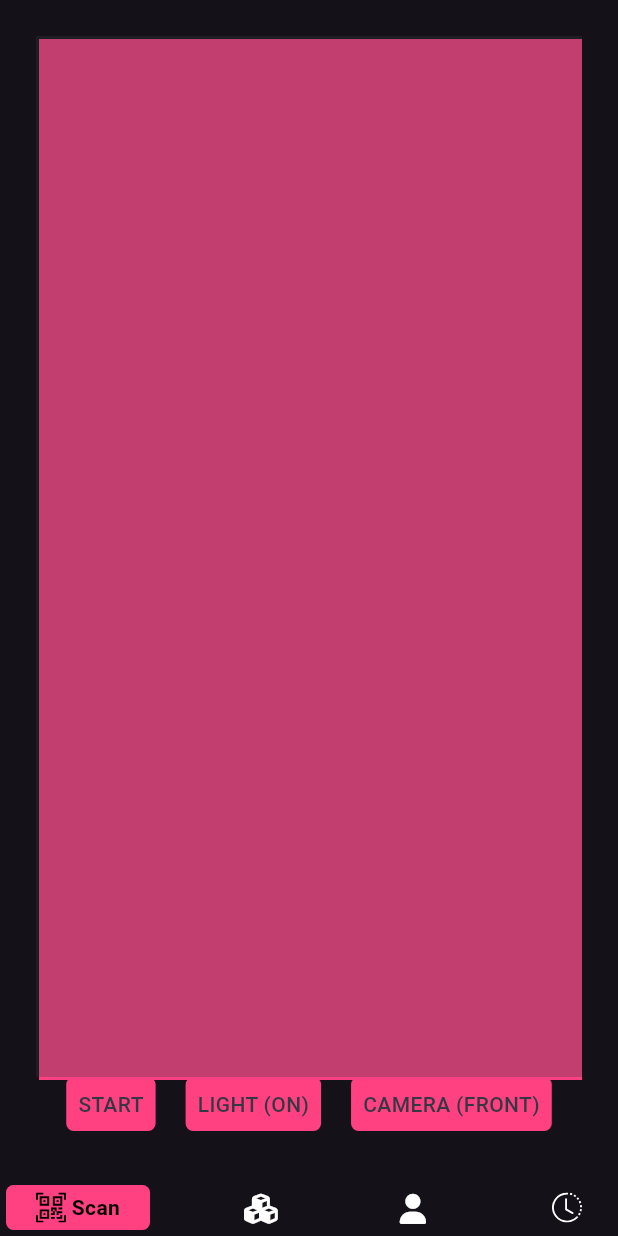
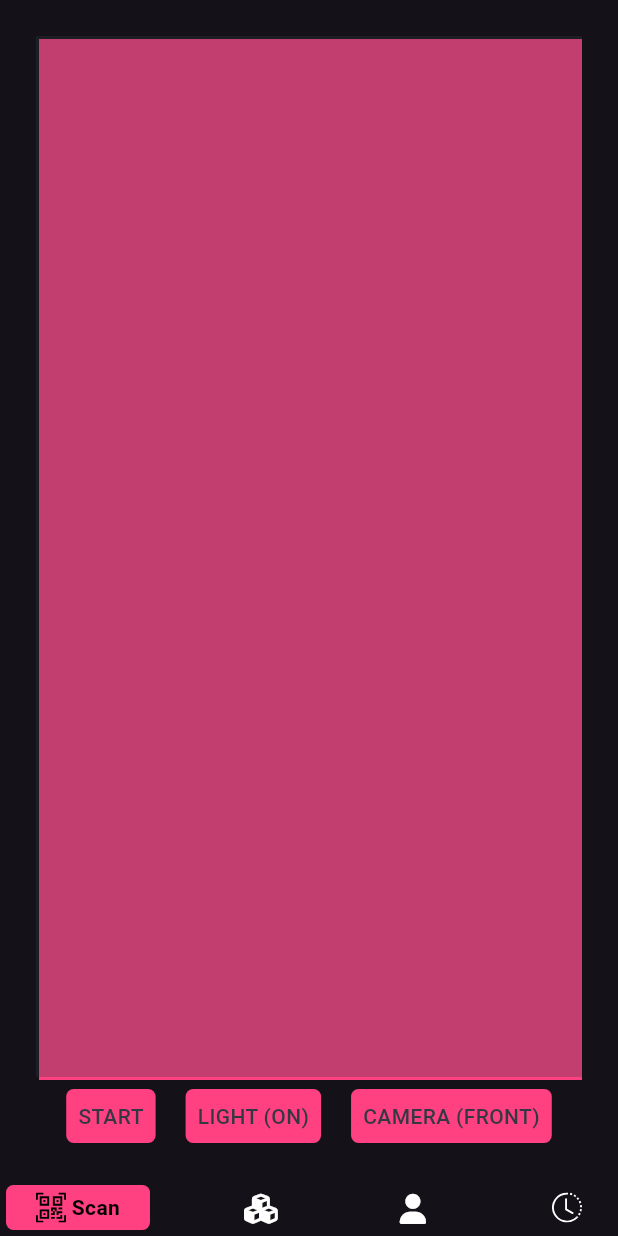
Before and after one commit to hafedh049/crew, a Flutter app: the screen it shows after launch, on a phone screen of 412 x 824 dp. Run offline on Flutter 3.47's test engine with Material 3 defaults, Android fonts, the phone set to English and light mode, and no system bars; drawn by our look-alikes of google_nav_bar; our stand-ins replace flutter_animate, icons_plus; missing offline and left inert: qr_code_scanner, syncfusion_flutter_barcodes.

Commit message:
Modified  lib/scan.dart

```diff
--- a/lib/scan.dart
+++ b/lib/scan.dart
@@ -81,7 +81,7 @@ class _ScanState extends State<Scan> {
               },
               child: AnimatedContainer(
                 duration: 700.ms,
-                margin: const EdgeInsets.only(bottom: 8),
+                margin: const EdgeInsets.only(top: 8),
                 decoration: BoxDecoration(borderRadius: BorderRadius.circular(5), color: pink),
                 padding: const EdgeInsets.all(8),
                 child: Text(_isOpened ? "STOP" : "START", style: const TextStyle(color: grey, fontSize: 14, fontWeight: FontWeight.w500)),
@@ -97,7 +97,7 @@ class _ScanState extends State<Scan> {
               },
               child: AnimatedContainer(
                 duration: 700.ms,
-                margin: const EdgeInsets.only(bottom: 8),
+                margin: const EdgeInsets.only(top: 8),
                 decoration: BoxDecoration(borderRadius: BorderRadius.circular(5), color: pink),
                 padding: const EdgeInsets.all(8),
                 child: Text("LIGHT (${_isFlash ? "OFF" : "ON"})", style: const TextStyle(color: grey, fontSize: 14, fontWeight: FontWeight.w500)),
@@ -113,7 +113,7 @@ class _ScanState extends State<Scan> {
               },
               child: AnimatedContainer(
                 duration: 700.ms,
-                margin: const EdgeInsets.only(bottom: 8),
+                margin: const EdgeInsets.only(top: 8),
                 decoration: BoxDecoration(borderRadius: BorderRadius.circular(5), color: pink),
                 padding: const EdgeInsets.all(8),
                 child: Text("CAMERA (${_isBack ? "REAR" : "FRONT"})", style: const TextStyle(color: grey, fontSize: 14, fontWeight: FontWeight.w500)),
```
